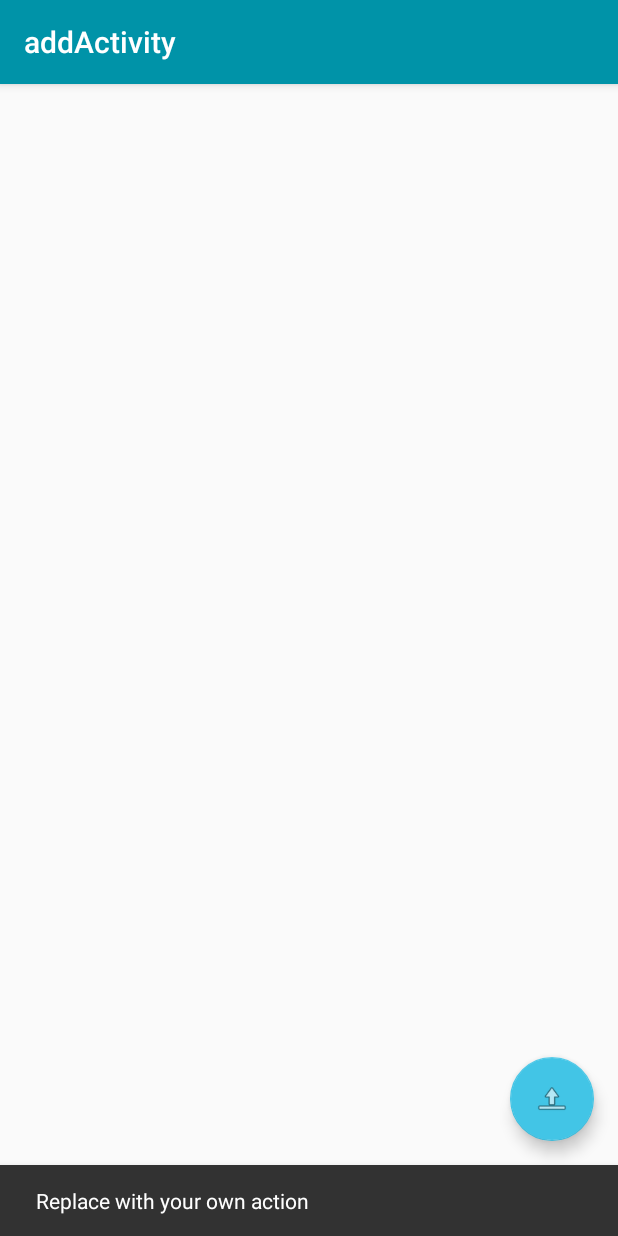
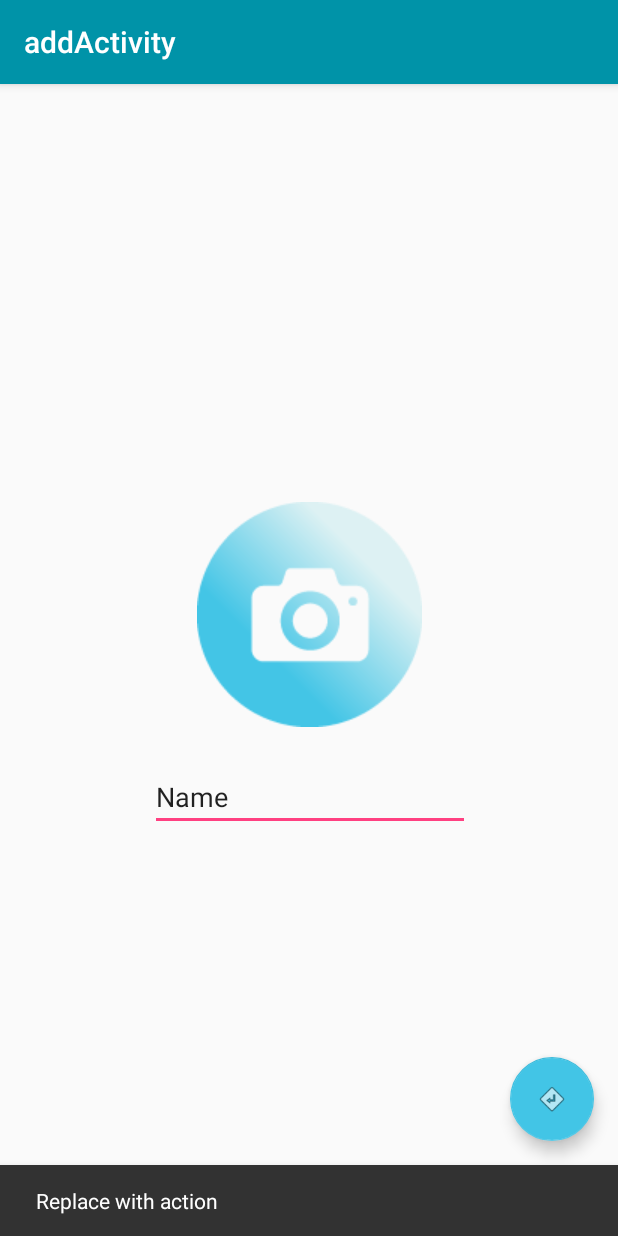
Before and after one commit to GSoft-Goldsmiths/Android-Alpha, an Android app: the addActivity screen opened directly, with no data from a screen before it, after a tap on an icon or button, on a phone screen of 412 x 824 dp. Run offline under Robolectric (Android 15) with nearby library versions, the phone set to English and light mode, and no system bars; Roboto replaces fonts that are not available here.

```diff
--- a/src/app/app/build.gradle
+++ b/src/app/app/build.gradle
@@ -29,4 +29,5 @@ dependencies {
     androidTestImplementation 'com.android.support.test.espresso:espresso-core:3.0.1'
     implementation 'com.andrognito.patternlockview:patternlockview:1.0.0'
 
+    implementation 'com.google.android.gms:play-services-maps:11.8.0'
 }
--- a/src/app/app/src/main/java/com/gsoft/ilost/addActivity.java
+++ b/src/app/app/src/main/java/com/gsoft/ilost/addActivity.java
@@ -20,7 +20,7 @@ public class addActivity extends AppCompatActivity {
         fab.setOnClickListener(new View.OnClickListener() {
             @Override
             public void onClick(View view) {
-                Snackbar.make(view, "Replace with your own action", Snackbar.LENGTH_LONG)
+                Snackbar.make(view, "Replace with action", Snackbar.LENGTH_LONG)
                         .setAction("Action", null).show();
             }
         });
--- a/src/app/app/src/main/res/layout/activity_add.xml
+++ b/src/app/app/src/main/res/layout/activity_add.xml
@@ -27,8 +27,11 @@
         android:layout_width="wrap_content"
         android:layout_height="wrap_content"
         android:layout_gravity="bottom|end"
+        android:scaleType="center"
         android:layout_margin="@dimen/fab_margin"
+        android:rotation="180"
         app:backgroundTint="@color/colorPrimaryBright"
-        app:srcCompat="@android:drawable/ic_menu_upload" />
+        app:fabSize="normal"
+        app:srcCompat="@android:drawable/ic_menu_directions" />
 
 </android.support.design.widget.CoordinatorLayout>
--- a/src/app/app/src/main/res/layout/activity_main.xml
+++ b/src/app/app/src/main/res/layout/activity_main.xml
@@ -36,7 +36,7 @@
 
         <android.support.design.widget.FloatingActionButton
             android:id="@+id/floatingActionButton"
-            android:layout_width="75dp"
+            android:layout_width="wrap_content"
             android:layout_height="0dp"
             android:layout_weight="1"
             android:clickable="true"
@@ -44,6 +44,7 @@
             android:tint="@color/white"
             app:backgroundTint="@color/colorPrimaryBright"
             app:elevation="1dp"
+            app:fabSize="normal"
             app:srcCompat="@android:drawable/ic_input_add" />
     </LinearLayout>
 
--- a/src/app/app/src/main/res/layout/content_add.xml
+++ b/src/app/app/src/main/res/layout/content_add.xml
@@ -8,4 +8,32 @@
     tools:context="com.gsoft.ilost.addActivity"
     tools:showIn="@layout/activity_add">
 
+    <EditText
+        android:id="@+id/item_name"
+        android:layout_width="wrap_content"
+        android:layout_height="wrap_content"
+        android:layout_marginTop="16dp"
+        android:ems="10"
+        android:inputType="textPersonName"
+        android:text="Name"
+        app:layout_constraintBottom_toBottomOf="parent"
+        app:layout_constraintHorizontal_bias="0.502"
+        app:layout_constraintLeft_toLeftOf="parent"
+        app:layout_constraintRight_toRightOf="parent"
+        app:layout_constraintTop_toBottomOf="@+id/imageButton2" />
+
+    <ImageButton
+        android:id="@+id/imageButton2"
+        android:layout_width="150dp"
+        android:layout_height="150dp"
+        android:layout_marginBottom="8dp"
+        android:layout_marginTop="8dp"
+        android:background="@android:color/transparent"
+        android:scaleType="center"
+        app:layout_constraintBottom_toTopOf="@+id/item_name"
+        app:layout_constraintLeft_toLeftOf="parent"
+        app:layout_constraintRight_toRightOf="parent"
+        app:layout_constraintTop_toTopOf="parent"
+        app:layout_constraintVertical_chainStyle="packed"
+        app:srcCompat="@drawable/log_icon_camera" />
 </android.support.constraint.ConstraintLayout>
```
Also changed, not shown: src/app/app/src/main/res/drawable/log_icon_camera.png (added).
